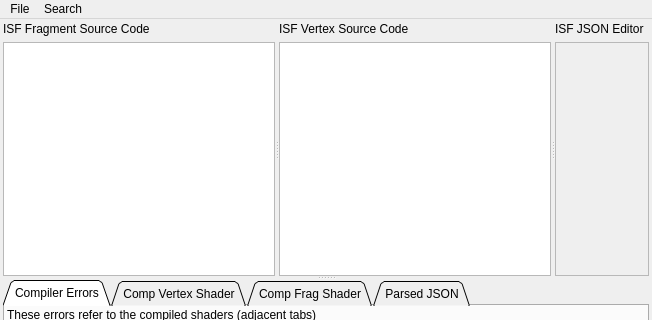
The window that examples/Qt/ISFEditor/ISFEditor_app/DocWindow.ui (mrRay/VVISF-GL) describes before a commit, drawn with Qt 5; both pictures show x 0 to 652 and y 0 to 320 of the 652 by 600 pixel window.
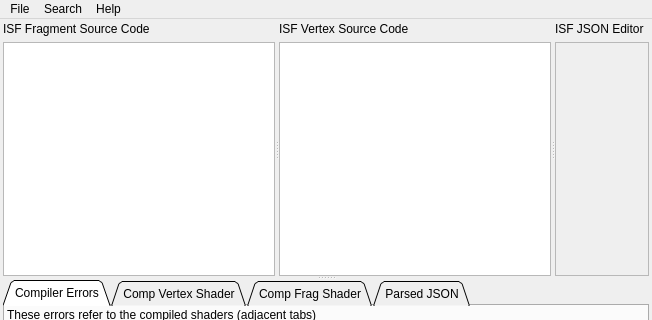
The same window after the commit. Custom widgets are drawn as their Qt base class.

What changed in the file:
```diff
--- a/examples/Qt/ISFEditor/ISFEditor_app/DocWindow.ui
+++ b/examples/Qt/ISFEditor/ISFEditor_app/DocWindow.ui
@@ -253,7 +253,7 @@
      <x>0</x>
      <y>0</y>
      <width>652</width>
-     <height>20</height>
+     <height>22</height>
     </rect>
    </property>
    <widget class="QMenu" name="menuSearch">
@@ -280,8 +280,15 @@
     <addaction name="separator"/>
     <addaction name="actionQuit"/>
    </widget>
+   <widget class="QMenu" name="menuHelp">
+    <property name="title">
+     <string>Help</string>
+    </property>
+    <addaction name="actionCheck_for_Updates"/>
+   </widget>
    <addaction name="menuFile"/>
    <addaction name="menuSearch"/>
+   <addaction name="menuHelp"/>
   </widget>
   <widget class="QStatusBar" name="statusbar"/>
   <action name="actionFind">
```
Left out of the diff: 9 changed lines with no effect on the pictures.
